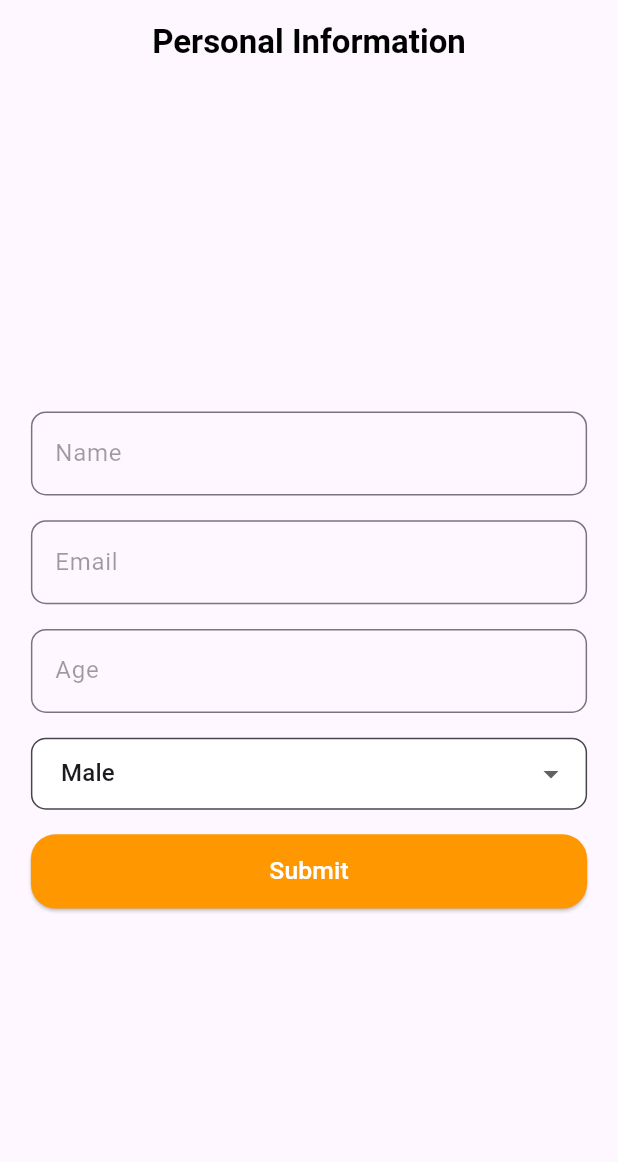
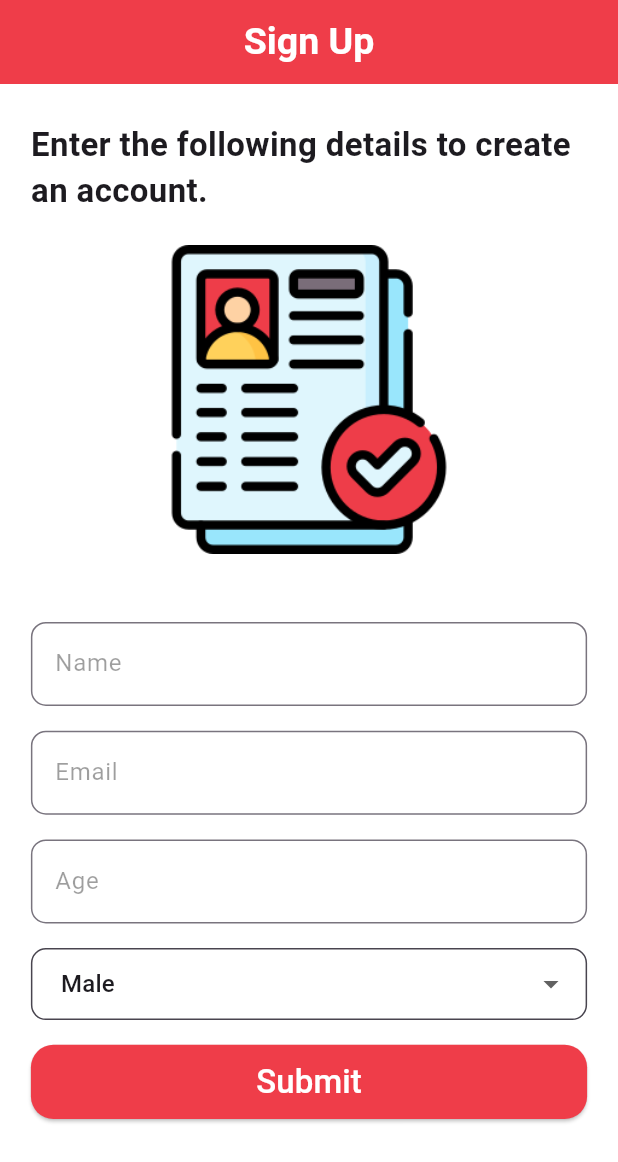
Before and after one commit to aryamanshrivastava/Health_Sphere, a Flutter app: the UserData screen opened directly, on a phone screen of 412 x 824 dp. Shown: the top 1162 px of the screen. Run offline on Flutter 3.47's test engine with Material 3 defaults, Android fonts, the phone set to English and light mode, and no system bars; our stand-ins replace cloud_firestore, firebase_auth, firebase_core, firebase_storage, flutter_spinkit, google_nav_bar and 3 more; accounts and stored records are empty; project files that could hold a hidden picture were left out.

Commit message:
Minor changes

```diff
--- a/lib/main.dart
+++ b/lib/main.dart
@@ -2,10 +2,11 @@
 // ignore_for_file: prefer_const_constructors
 import 'package:firebase_core/firebase_core.dart';
 import 'package:flutter/material.dart';
-import 'package:health_sphere/screens/splash.dart';
+// import 'package:health_sphere/screens/splash.dart';
 import 'package:provider/provider.dart';
 import 'firebase_options.dart';
 import 'provider/provider.dart';
+import 'package:health_sphere/userdata/userdata.dart';
 
 void main() async {
   WidgetsFlutterBinding.ensureInitialized();
@@ -28,7 +29,7 @@ class MyApp extends StatelessWidget {
       ],
       child: MaterialApp(
         debugShowCheckedModeBanner: false,
-        home: SplashScreen(),
+        home: UserData(),
       ),
     );
   }
--- a/lib/userdata/userdata.dart
+++ b/lib/userdata/userdata.dart
@@ -26,19 +26,37 @@ class _UserDataState extends State<UserData> {
     double h = MediaQuery.of(context).size.height;
     double w = MediaQuery.of(context).size.width;
     return Scaffold(
+      backgroundColor: Colors.white,
       appBar: AppBar(
         centerTitle: true,
-        title: Text('Personal Information',
-            style: TextStyle(color: Colors.black, fontWeight: FontWeight.bold)),
+        backgroundColor: Color(0xffef3d49),
+        title: Text('Sign Up',
+            style: TextStyle(color: Colors.white, fontSize: 25, fontWeight: FontWeight.bold)),
       ),
       body: Form(
         key: formKey,
         child: Padding(
           padding:
               EdgeInsets.symmetric(horizontal: w * 0.05, vertical: h * 0.03),
-          child: Column(
-            mainAxisAlignment: MainAxisAlignment.center,
+          child: SingleChildScrollView(child:  Column(
+            mainAxisAlignment: MainAxisAlignment.start,
+            crossAxisAlignment: CrossAxisAlignment.center,
             children: [
+              Text(
+                "Enter the following details to create an account.",
+                style: TextStyle(
+                  fontWeight: FontWeight.bold,
+                  fontSize: 22
+                ),
+              ),
+              Image.asset(
+                'assets/document.png',
+                width: w * 0.5,
+                height: h * 0.30,
+              ),
+              SizedBox(
+                height: h * 0.03,
+              ),
               buildTextFormField(
                   labelText: 'Name',
                   controller: nameController,
@@ -109,10 +127,10 @@ class _UserDataState extends State<UserData> {
               ElevatedButton(
                 style: ElevatedButton.styleFrom(
                   minimumSize: Size(w * 0.9, h * 0.06),
-                  backgroundColor: Colors.orange.shade500,
+                  backgroundColor: Color(0xFFEF3D49),
                   foregroundColor: Colors.white,
                   shape: RoundedRectangleBorder(
-                    borderRadius: BorderRadius.circular(h * 0.02),
+                    borderRadius: BorderRadius.circular(15),
                   ),
                 ),
                 onPressed: () {
@@ -168,13 +186,13 @@ class _UserDataState extends State<UserData> {
                     });
                   }
                 },
-                child: Text('Submit', style: TextStyle(fontSize: h * 0.02)),
+                child: Text('Submit', style: TextStyle(fontSize: 22)),
               ),
             ],
           ),
         ),
       ),
-    );
+    ));
   }
 
   Widget buildTextFormField({
```
Also changed, not shown: assets/document.png (added).
